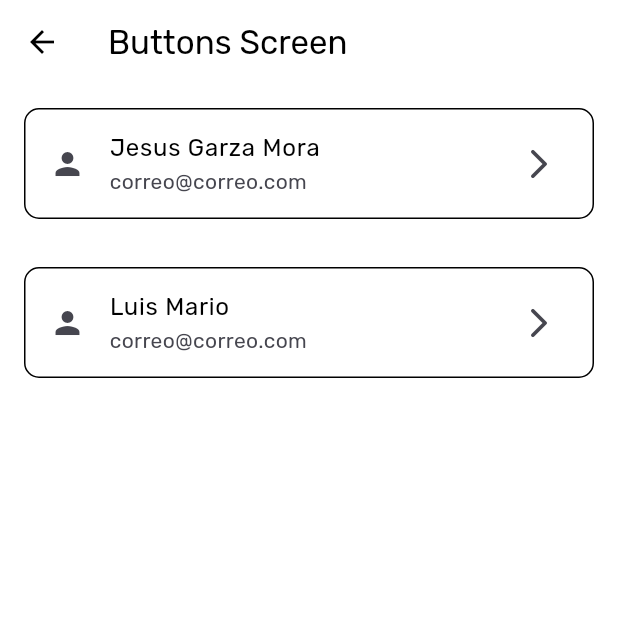
After one commit to YazminMelgoza/syta_admin, a Flutter app: the ClientList screen opened directly, on a phone screen of 412 x 824 dp, the top half of it. The commit adds this screen. Run offline on Flutter 3.47's test engine with Material 3 defaults, Android fonts, the phone set to English and light mode, and no system bars; our stand-ins replace cloud_firestore, firebase_auth, firebase_core, image_picker, shared_preferences; accounts and stored records are empty.

Commit message:
Agregue llista de clientes

```diff
--- /dev/null
+++ b/lib/screens/client_list.dart
@@ -0,0 +1,65 @@
+import 'package:flutter/material.dart';
+import 'package:syta_admin/screens/config/menu/menu_items.dart';
+
+class ClientList extends StatelessWidget {
+  const ClientList({super.key});
+
+  @override
+  Widget build(BuildContext context) {
+    return Scaffold(
+      appBar: AppBar(
+        title: const Text('Buttons Screen'),
+      ),
+      body: _ListView(),
+    );
+  }
+}
+
+class _ListView extends StatelessWidget {
+  const _ListView();
+
+  @override
+  Widget build(BuildContext context) {
+
+    appMenuItems;
+
+
+    return ListView.builder(
+      itemCount: appMenuItems.length,
+      itemBuilder: (context, index) {
+        final menuItem = appMenuItems[index];
+
+        return _CustomListTile(menuItem: menuItem);
+      },
+    );
+  }
+}
+
+class _CustomListTile extends StatelessWidget {
+  const _CustomListTile({
+    required this.menuItem,
+  });
+
+  final MenuItem menuItem;
+
+  @override
+  Widget build(BuildContext context) {
+    return Container(
+      margin: EdgeInsets.all(16.0),
+      decoration: BoxDecoration(
+        borderRadius: BorderRadius.circular(10.0), // bordes redondeados
+        color: Colors.white, // color de fondo
+        border: Border.all(color: Colors.black), // borde negro
+      ),
+      child: ListTile(
+        leading: Icon(menuItem.icon),
+        trailing: Icon( Icons.arrow_forward_ios_rounded ),
+        title: Text(menuItem.title),
+        subtitle: Text( menuItem.subTitle ),
+        onTap: () {
+
+        },
+      ),
+    );
+  }
+}
--- /dev/null
+++ b/lib/screens/config/menu/menu_items.dart
@@ -0,0 +1,37 @@
+import 'package:flutter/material.dart';
+
+class MenuItem {
+  final String title;
+  final String subTitle;
+  final String link;
+  final IconData icon;
+
+  const MenuItem ({
+    required this.title,
+    required this.subTitle,
+    required this.link,
+    required this.icon
+  });
+
+}
+
+
+const appMenuItems = <MenuItem>[
+
+  MenuItem(
+    title: 'Jesus Garza Mora',
+    subTitle: 'correo@correo.com',
+    link: '/buttons',
+    icon: Icons.person
+  ),
+
+  MenuItem(
+    title: 'Luis Mario ',
+    subTitle: 'correo@correo.com',
+    link: '/card',
+    icon: Icons.person
+  ),
+
+
+
+];
```
Also changed, not shown: lib/screens/home_screen.dart (+48 -0 lines).
